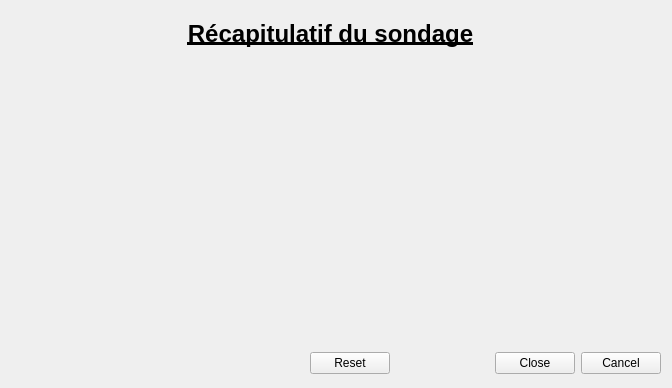
First picture: the form in QTProjectS6/recap.ui, repository LeoGaudias/QTProjectS6, before the edit.
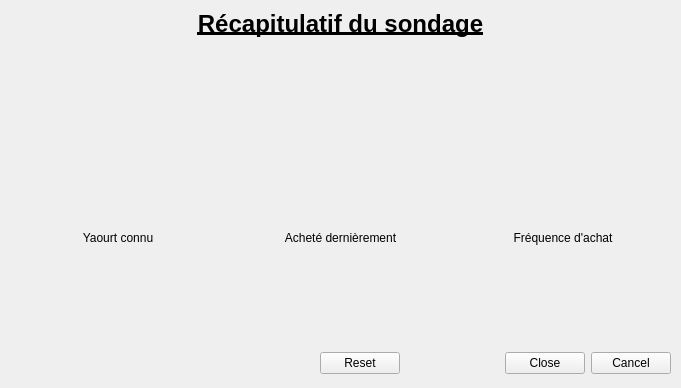
Second picture: the form after the edit.

Commit message: complétion de la liste de données, à faire -> affichage, wipe du tableau

```diff
--- a/QTProjectS6/recap.ui
+++ b/QTProjectS6/recap.ui
@@ -6,7 +6,7 @@
    <rect>
     <x>0</x>
     <y>0</y>
-    <width>672</width>
+    <width>681</width>
     <height>388</height>
    </rect>
   </property>
@@ -16,10 +16,10 @@
   <widget class="QWidget" name="verticalLayoutWidget">
    <property name="geometry">
     <rect>
-     <x>60</x>
-     <y>20</y>
-     <width>541</width>
-     <height>41</height>
+     <x>10</x>
+     <y>10</y>
+     <width>661</width>
+     <height>301</height>
     </rect>
    </property>
    <layout class="QVBoxLayout" name="verticalLayout">
@@ -44,12 +44,46 @@
       </property>
      </widget>
     </item>
+    <item>
+     <layout class="QGridLayout" name="gridLayout">
+      <item row="0" column="1">
+       <widget class="QLabel" name="label_2">
+        <property name="text">
+         <string>Yaourt connu</string>
+        </property>
+        <property name="alignment">
+         <set>Qt::AlignCenter</set>
+        </property>
+       </widget>
+      </item>
+      <item row="0" column="3">
+       <widget class="QLabel" name="label_4">
+        <property name="text">
+         <string>Fréquence d'achat</string>
+        </property>
+        <property name="alignment">
+         <set>Qt::AlignCenter</set>
+        </property>
+       </widget>
+      </item>
+      <item row="0" column="2">
+       <widget class="QLabel" name="label_3">
+        <property name="text">
+         <string>Acheté dernièrement</string>
+        </property>
+        <property name="alignment">
+         <set>Qt::AlignCenter</set>
+        </property>
+       </widget>
+      </item>
+     </layout>
+    </item>
    </layout>
   </widget>
   <widget class="QDialogButtonBox" name="buttonBox">
    <property name="geometry">
     <rect>
-     <x>310</x>
+     <x>320</x>
      <y>350</y>
      <width>351</width>
      <height>26</height>
```
The commit also changes 1 other file.
